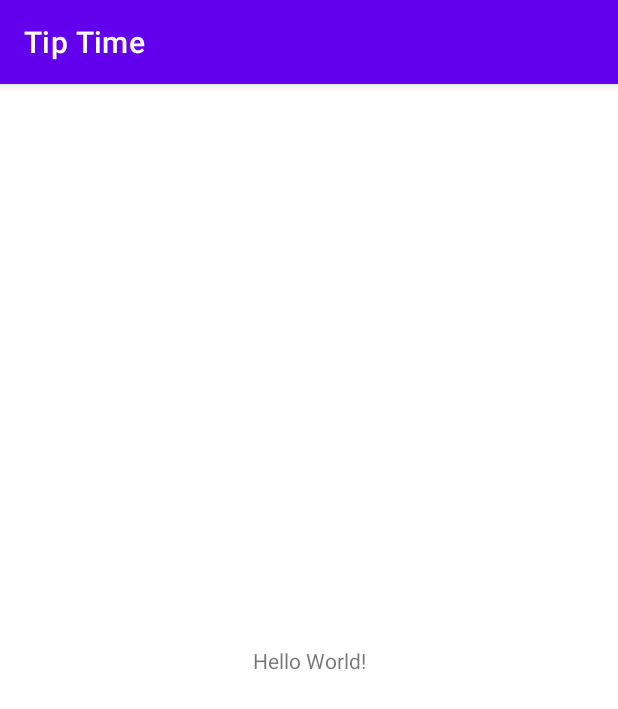
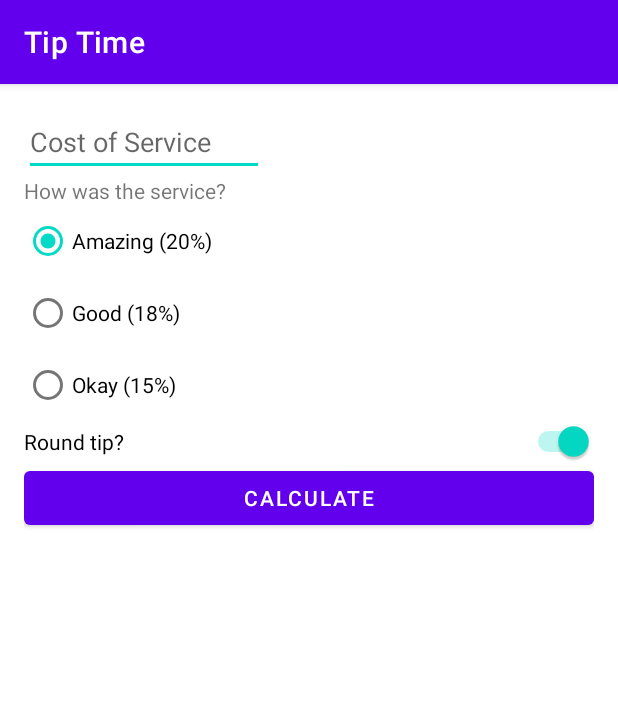
Before and after one commit to besmax/TipTime, an Android app: the screen it shows after launch (MainActivity), on a phone screen of 412 x 824 dp. Shown: the top 709 px of the screen. Run offline under Robolectric (Android 15) with nearby library versions, the phone set to English and light mode, and no system bars.

Commit message:
activity_main was populated with elements

```diff
--- a/app/src/main/res/layout/activity_main.xml
+++ b/app/src/main/res/layout/activity_main.xml
@@ -4,17 +4,83 @@
     xmlns:tools="http://schemas.android.com/tools"
     android:layout_width="match_parent"
     android:layout_height="match_parent"
+    android:padding="16dp"
     tools:context=".MainActivity"
     >
 
+
+
+    <EditText
+        android:id="@+id/cost_of_service"
+        android:layout_width="160dp"
+        android:layout_height="wrap_content"
+        android:inputType="numberDecimal"
+        app:layout_constraintStart_toStartOf="parent"
+        app:layout_constraintTop_toTopOf="parent"
+        android:hint="Cost of Service"
+        />
+
     <TextView
+        android:id="@+id/service_question"
+        android:layout_width="match_parent"
+        android:layout_height="wrap_content"
+        android:text="How was the service?"
+        app:layout_constraintStart_toStartOf="parent"
+        app:layout_constraintTop_toBottomOf="@id/cost_of_service"/>
+
+    <RadioGroup
+        android:id="@+id/tip_options"
         android:layout_width="wrap_content"
         android:layout_height="wrap_content"
-        android:text="Hello World!"
-        app:layout_constraintBottom_toBottomOf="parent"
+        android:orientation="vertical"
+        app:layout_constraintStart_toStartOf="parent"
+        app:layout_constraintTop_toBottomOf="@id/service_question"
+        android:checkedButton="@id/option_twenty_percent">
+
+        <RadioButton
+            android:id="@+id/option_twenty_percent"
+            android:layout_width="wrap_content"
+            android:layout_height="wrap_content"
+            android:text="Amazing (20%)"/>
+
+        <RadioButton
+            android:id="@+id/option_eighteen_percent"
+            android:layout_width="wrap_content"
+            android:layout_height="wrap_content"
+            android:text="Good (18%)"/>
+
+        <RadioButton
+            android:id="@+id/option_fifteen_percent"
+            android:layout_width="wrap_content"
+            android:layout_height="wrap_content"
+            android:text="Okay (15%)"/>
+    </RadioGroup>
+
+    <Switch
+        android:id="@+id/round_up_switch"
+        android:layout_width="0dp"
+        android:layout_height="wrap_content"
+        app:layout_constraintStart_toStartOf="@id/tip_options"
         app:layout_constraintEnd_toEndOf="parent"
+        app:layout_constraintTop_toBottomOf="@id/tip_options"
+        android:checked="true"
+        android:text="Round tip?"/>
+
+    <Button
+        android:id="@+id/calculate_button"
+        android:layout_width="0dp"
+        android:layout_height="wrap_content"
         app:layout_constraintStart_toStartOf="parent"
-        app:layout_constraintTop_toTopOf="parent"
-        />
+        app:layout_constraintEnd_toEndOf="parent"
+        app:layout_constraintTop_toBottomOf="@id/round_up_switch"
+        android:text="Calculate"/>
+
+    <TextView
+        android:id="@+id/tip_result"
+        android:layout_width="wrap_content"
+        android:layout_height="wrap_content"
+        app:layout_constraintStart_toEndOf="parent"
+        app:layout_constraintTop_toBottomOf="@id/calculate_button"
+        android:text="Tip amount"/>
 
 </androidx.constraintlayout.widget.ConstraintLayout>
```
